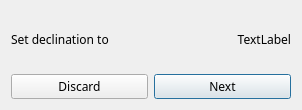
This is threepio/misc/dec_dialog.ui in finnjames/verdant-shores as Qt 5 draws it before an edit. The edited form follows.
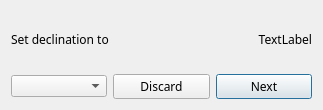
This is the edited form.

Commit message: dec_dialog has a combo box now

Diff of the .ui file:
```diff
--- a/threepio/misc/dec_dialog.ui
+++ b/threepio/misc/dec_dialog.ui
@@ -6,7 +6,7 @@
    <rect>
     <x>0</x>
     <y>0</y>
-    <width>302</width>
+    <width>323</width>
     <height>110</height>
    </rect>
   </property>
@@ -14,7 +14,7 @@
    <string>Dialog</string>
   </property>
   <layout class="QGridLayout" name="gridLayout">
-   <item row="1" column="0">
+   <item row="3" column="1">
     <widget class="QPushButton" name="discard_cal_button">
      <property name="font">
       <font>
@@ -26,7 +26,7 @@
      </property>
     </widget>
    </item>
-   <item row="1" column="1">
+   <item row="3" column="2">
     <widget class="QPushButton" name="next_cal_button">
      <property name="font">
       <font>
@@ -44,19 +44,7 @@
      </property>
     </widget>
    </item>
-   <item row="0" column="0">
-    <widget class="QLabel" name="set_dec_label">
-     <property name="font">
-      <font>
-       <family>IBM Plex Sans</family>
-      </font>
-     </property>
-     <property name="text">
-      <string>Set declination to</string>
-     </property>
-    </widget>
-   </item>
-   <item row="0" column="1">
+   <item row="1" column="2">
     <widget class="QLabel" name="set_dec_value">
      <property name="font">
       <font>
@@ -71,6 +59,21 @@
      </property>
     </widget>
    </item>
+   <item row="3" column="0">
+    <widget class="QComboBox" name="north_or_south_combo_box"/>
+   </item>
+   <item row="1" column="0" colspan="2">
+    <widget class="QLabel" name="set_dec_label">
+     <property name="font">
+      <font>
+       <family>IBM Plex Sans</family>
+      </font>
+     </property>
+     <property name="text">
+      <string>Set declination to</string>
+     </property>
+    </widget>
+   </item>
   </layout>
  </widget>
  <tabstops>
```
The commit also changes 1 other file.
